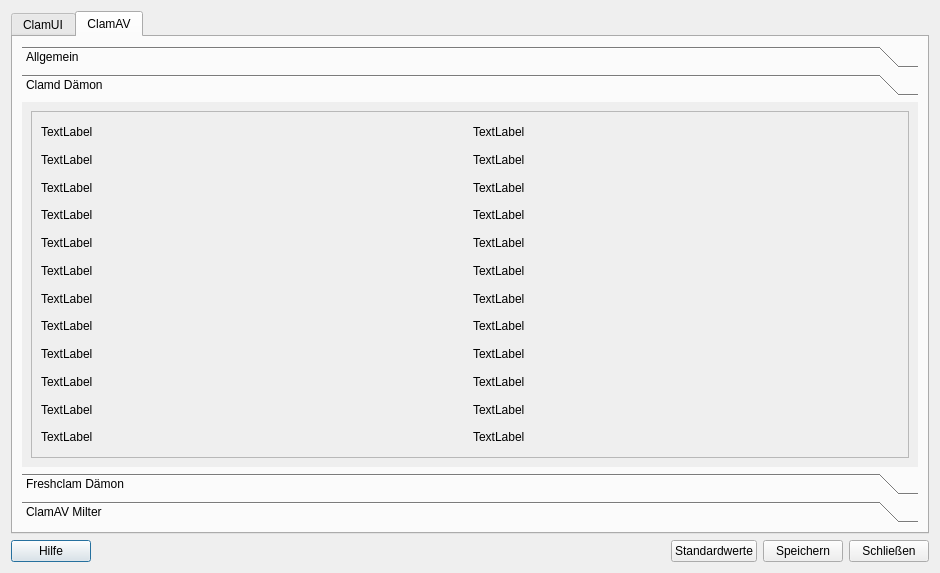
First picture: the form in ui/settings.ui, repository elgolondrino/clamui, before the edit.
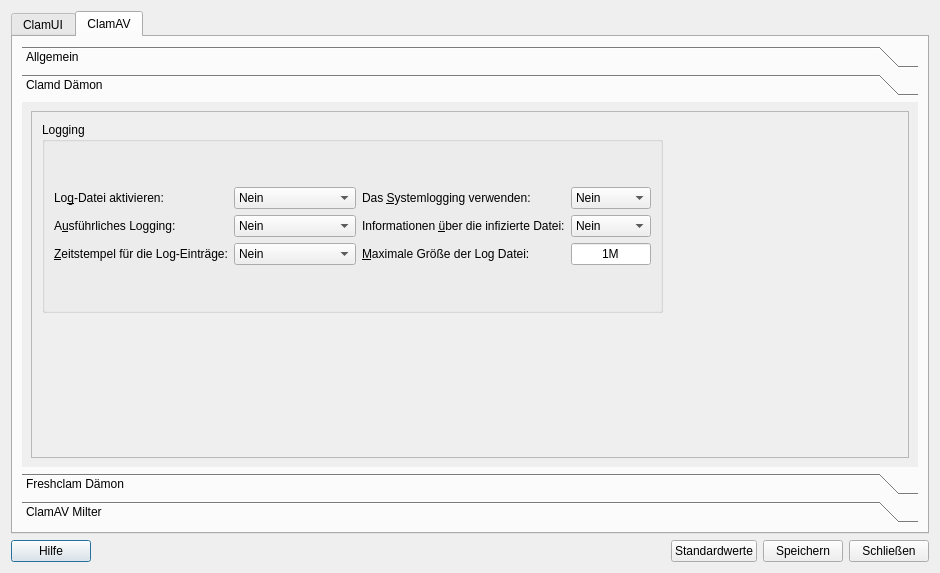
Second picture: the form after the edit. The open tabs and pages were chosen to show the change. Icons and pictures are not drawn.

What changed in the file:
```diff
--- a/ui/settings.ui
+++ b/ui/settings.ui
@@ -464,180 +464,244 @@
                 <height>333</height>
                </rect>
               </property>
-              <layout class="QVBoxLayout" name="verticalLayout_10">
+              <widget class="QGroupBox" name="groupBox_5">
+               <property name="geometry">
+                <rect>
+                 <x>10</x>
+                 <y>10</y>
+                 <width>621</width>
+                 <height>191</height>
+                </rect>
+               </property>
+               <property name="title">
+                <string>Logging</string>
+               </property>
+               <layout class="QVBoxLayout" name="verticalLayout_13">
                <item>
-                <layout class="QGridLayout" name="gridLayout_3">
-                 <item row="0" column="0">
-                  <widget class="QLabel" name="label_10">
-                   <property name="text">
-                    <string>TextLabel</string>
-                   </property>
-                  </widget>
-                 </item>
+                 <layout class="QGridLayout" name="gridLayout_9">
                  <item row="2" column="0">
                   <widget class="QLabel" name="label_12">
                    <property name="text">
-                    <string>TextLabel</string>
-                   </property>
+                     <string>&amp;Zeitstempel für die Log-Einträge:</string>
+                    </property>
+                    <property name="buddy">
+                     <cstring>comboBox_FcTimeStamp</cstring>
+                    </property>
+                   </widget>
+                  </item>
+                  <item row="0" column="0">
+                   <widget class="QLabel" name="label_47">
+                    <property name="toolTip">
+                     <string>Ist die Log Datei aktiviert, werden alle Vorgängen in der Datei &lt;i&gt;freshclam.log&lt;/i&gt; protokolliert.</string>
+                    </property>
+                    <property name="text">
+                     <string>Lo&amp;g-Datei aktivieren:</string>
+                    </property>
+                    <property name="buddy">
+                     <cstring>comboBox_FcActivateLogFile</cstring>
+                    </property>
+                   </widget>
+                  </item>
+                  <item row="0" column="2">
+                   <widget class="QLabel" name="label_34">
+                    <property name="toolTip">
+                     <string>Verwendet das Logging-System von des Betriebssystems.</string>
+                    </property>
+                    <property name="text">
+                     <string>Das &amp;Systemlogging verwenden:</string>
+                    </property>
+                    <property name="buddy">
+                     <cstring>comboBox_FcSystemLogging</cstring>
+                    </property>
+                   </widget>
+                  </item>
+                  <item row="2" column="1">
+                   <widget class="QComboBox" name="comboBox_CdTimeStamp">
+                    <property name="toolTip">
+                     <string>Setzt vor jedem Log-Eintrag das Datum und die Zeit.</string>
+                    </property>
+                    <item>
+                     <property name="text">
+                      <string>Nein</string>
+                     </property>
+                     <property name="icon">
+                      <iconset theme="dialog-cancel">
+                       <normaloff/>
+                      </iconset>
+                     </property>
+                    </item>
+                    <item>
+                     <property name="text">
+                      <string>Ja</string>
+                     </property>
+                     <property name="icon">
+                      <iconset theme="dialog-ok">
+                       <normaloff/>
+                      </iconset>
+                     </property>
+                    </item>
                   </widget>
                  </item>
                  <item row="1" column="0">
                   <widget class="QLabel" name="label_11">
                    <property name="text">
-                    <string>TextLabel</string>
-                   </property>
-                  </widget>
-                 </item>
-                 <item row="9" column="0">
-                  <widget class="QLabel" name="label_14">
-                   <property name="text">
-                    <string>TextLabel</string>
+                     <string>A&amp;usführliches Logging:</string>
+                    </property>
+                    <property name="buddy">
+                     <cstring>comboBox_FcVerboseLogging</cstring>
                    </property>
                   </widget>
                  </item>
-                 <item row="8" column="0">
-                  <widget class="QLabel" name="label_13">
+                  <item row="1" column="1">
+                   <widget class="QComboBox" name="comboBox_CdVerboseLogging">
+                    <item>
                    <property name="text">
-                    <string>TextLabel</string>
-                   </property>
-                  </widget>
-                 </item>
-                 <item row="10" column="0">
-                  <widget class="QLabel" name="label_15">
-                   <property name="text">
-                    <string>TextLabel</string>
-                   </property>
-                  </widget>
-                 </item>
-                 <item row="11" column="0">
-                  <widget class="QLabel" name="label_16">
+                      <string>Nein</string>
+                     </property>
+                     <property name="icon">
+                      <iconset theme="dialog-cancel">
+                       <normaloff/>
+                      </iconset>
+                     </property>
+                    </item>
+                    <item>
                    <property name="text">
-                    <string>TextLabel</string>
-                   </property>
-                  </widget>
-                 </item>
-                 <item row="6" column="0">
-                  <widget class="QLabel" name="label_18">
-                   <property name="text">
-                    <string>TextLabel</string>
-                   </property>
-                  </widget>
-                 </item>
-                 <item row="7" column="0">
-                  <widget class="QLabel" name="label_17">
-                   <property name="text">
-                    <string>TextLabel</string>
-                   </property>
-                  </widget>
-                 </item>
-                 <item row="3" column="0">
-                  <widget class="QLabel" name="label_19">
-                   <property name="text">
-                    <string>TextLabel</string>
-                   </property>
-                  </widget>
-                 </item>
-                 <item row="5" column="0">
-                  <widget class="QLabel" name="label_20">
-                   <property name="text">
-                    <string>TextLabel</string>
-                   </property>
-                  </widget>
-                 </item>
-                 <item row="4" column="0">
-                  <widget class="QLabel" name="label_21">
-                   <property name="text">
-                    <string>TextLabel</string>
-                   </property>
+                      <string>Ja</string>
+                     </property>
+                     <property name="icon">
+                      <iconset theme="dialog-ok">
+                       <normaloff/>
+                      </iconset>
+                     </property>
+                    </item>
                   </widget>
                  </item>
                  <item row="0" column="1">
+                   <widget class="QComboBox" name="comboBox_CdActivateLogFile">
+                    <property name="toolTip">
+                     <string>Ist die Log Datei aktiviert, werden alle Vorgängen in der Datei &lt;i&gt;freshclam.log&lt;/i&gt; protokolliert.</string>
+                    </property>
+                    <item>
+                     <property name="text">
+                      <string>Nein</string>
+                     </property>
+                     <property name="icon">
+                      <iconset theme="dialog-cancel">
+                       <normaloff/>
+                      </iconset>
+                     </property>
+                    </item>
+                    <item>
+                     <property name="text">
+                      <string>Ja</string>
+                     </property>
+                     <property name="icon">
+                      <iconset theme="dialog-ok">
+                       <normaloff/>
+                      </iconset>
+                     </property>
+                    </item>
+                   </widget>
+                  </item>
+                  <item row="0" column="3">
+                   <widget class="QComboBox" name="comboBox_CdSystemLogging">
+                    <property name="toolTip">
+                     <string>Verwendet das Logging-System von des Betriebssystems.</string>
+                    </property>
+                    <item>
+                     <property name="text">
+                      <string>Nein</string>
+                     </property>
+                     <property name="icon">
+                      <iconset theme="dialog-cancel">
+                       <normaloff/>
+                      </iconset>
+                     </property>
+                    </item>
+                    <item>
+                     <property name="text">
+                      <string>Ja</string>
+                     </property>
+                     <property name="icon">
+                      <iconset theme="dialog-ok">
+                       <normaloff/>
+                      </iconset>
+                     </property>
+                    </item>
+                   </widget>
+                  </item>
+                  <item row="1" column="2">
                   <widget class="QLabel" name="label_4">
-                   <property name="text">
-                    <string>TextLabel</string>
-                   </property>
-                  </widget>
-                 </item>
-                 <item row="1" column="1">
-                  <widget class="QLabel" name="label_5">
+                    <property name="toolTip">
+                     <string>Meldet zusätzliche Informationen über die infizierte Datei, wie zum Beispiel die Größe und Hash zusammen mit dem Virennamen.</string>
+                    </property>
                    <property name="text">
-                    <string>TextLabel</string>
-                   </property>
-                  </widget>
-                 </item>
-                 <item row="2" column="1">
-                  <widget class="QLabel" name="label_6">
-                   <property name="text">
-                    <string>TextLabel</string>
+                     <string>Informationen &amp;über die infizierte Datei:</string>
+                    </property>
+                    <property name="buddy">
+                     <cstring>comboBox_CdExtendedDetectionInfo</cstring>
                    </property>
                   </widget>
                  </item>
-                 <item row="3" column="1">
-                  <widget class="QLabel" name="label_7">
-                   <property name="text">
-                    <string>TextLabel</string>
-                   </property>
-                  </widget>
-                 </item>
-                 <item row="4" column="1">
-                  <widget class="QLabel" name="label_8">
+                  <item row="1" column="3">
+                   <widget class="QComboBox" name="comboBox_CdExtendedDetectionInfo">
+                    <property name="toolTip">
+                     <string>Meldet zusätzliche Informationen über die infizierte Datei, wie zum Beispiel die Größe und Hash zusammen mit dem Virennamen.</string>
+                    </property>
+                    <item>
                    <property name="text">
-                    <string>TextLabel</string>
-                   </property>
-                  </widget>
-                 </item>
-                 <item row="5" column="1">
-                  <widget class="QLabel" name="label_9">
-                   <property name="text">
-                    <string>TextLabel</string>
-                   </property>
-                  </widget>
-                 </item>
-                 <item row="6" column="1">
-                  <widget class="QLabel" name="label_22">
+                      <string>Nein</string>
+                     </property>
+                     <property name="icon">
+                      <iconset theme="dialog-cancel"/>
+                     </property>
+                    </item>
+                    <item>
                    <property name="text">
-                    <string>TextLabel</string>
-                   </property>
-                  </widget>
-                 </item>
-                 <item row="7" column="1">
-                  <widget class="QLabel" name="label_23">
-                   <property name="text">
-                    <string>TextLabel</string>
-                   </property>
-                  </widget>
-                 </item>
-                 <item row="8" column="1">
-                  <widget class="QLabel" name="label_24">
-                   <property name="text">
-                    <string>TextLabel</string>
-                   </property>
-                  </widget>
-                 </item>
-                 <item row="9" column="1">
-                  <widget class="QLabel" name="label_25">
-                   <property name="text">
-                    <string>TextLabel</string>
-                   </property>
-                  </widget>
-                 </item>
-                 <item row="10" column="1">
-                  <widget class="QLabel" name="label_26">
+                      <string>Ja</string>
+                     </property>
+                     <property name="icon">
+                      <iconset theme="dialog-ok"/>
+                     </property>
+                    </item>
+                   </widget>
+                  </item>
+                  <item row="2" column="2">
+                   <widget class="QLabel" name="label_46">
+                    <property name="toolTip">
+                     <string>Gibt die maximale Größe der Log-Datei an.&lt;br /&gt;Verwenden Sie &lt;b&gt;M&lt;/b&gt; oder &lt;b&gt;m&lt;/b&gt; für Megabyte (1M = 1m = 1048576 Bytes) &lt;br /&gt;und &lt;b&gt;K&lt;/b&gt; oder &lt;b&gt;k&lt;/b&gt; für Kilobytes (1K = 1k = 1024 Bytes). &lt;br /&gt;0 deaktiviert das Größenlimit für die Log-Datei</string>
+                    </property>
                    <property name="text">
-                    <string>TextLabel</string>
-                   </property>
-                  </widget>
-                 </item>
-                 <item row="11" column="1">
-                  <widget class="QLabel" name="label_27">
+                     <string>&amp;Maximale Größe der Log Datei:</string>
+                    </property>
+                    <property name="buddy">
+                     <cstring>lineEdit_FcLogFileSize</cstring>
+                    </property>
+                   </widget>
+                  </item>
+                  <item row="2" column="3">
+                   <widget class="QLineEdit" name="lineEdit_CdLogFileSize">
+                    <property name="maximumSize">
+                     <size>
+                      <width>80</width>
+                      <height>16777215</height>
+                     </size>
+                    </property>
+                    <property name="toolTip">
+                     <string>Gibt die maximale Größe der Log-Datei an.&lt;br /&gt;Verwenden Sie &lt;b&gt;M&lt;/b&gt; oder &lt;b&gt;m&lt;/b&gt; für Megabyte (1M = 1m = 1048576 Bytes) &lt;br /&gt;und &lt;b&gt;K&lt;/b&gt; oder &lt;b&gt;k&lt;/b&gt; für Kilobytes (1K = 1k = 1024 Bytes). &lt;br /&gt;0 deaktiviert das Größenlimit für die Log-Datei</string>
+                    </property>
                    <property name="text">
-                    <string>TextLabel</string>
-                   </property>
+                     <string>1M</string>
+                    </property>
+                    <property name="alignment">
+                     <set>Qt::AlignCenter</set>
+                    </property>
                   </widget>
                  </item>
                 </layout>
                </item>
               </layout>
+              </widget>
              </widget>
             </widget>
            </item>
```
Left out of the diff: 423 changed lines with no effect on the pictures. Lines whose indentation alone changed are shown as unchanged.
